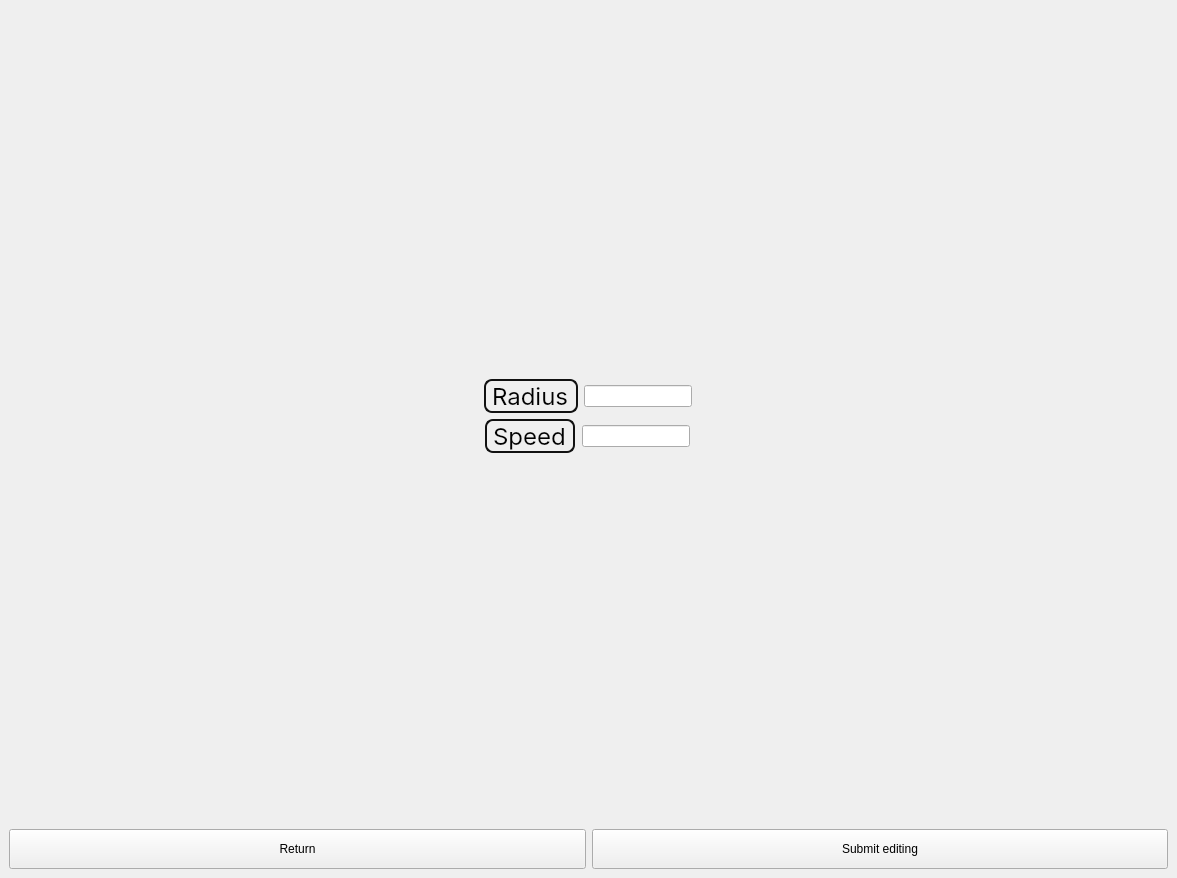
This is assets/UI/agent_settings.ui in VitalyCone/Anthill as Qt 5 draws it before an edit. The edited form follows.
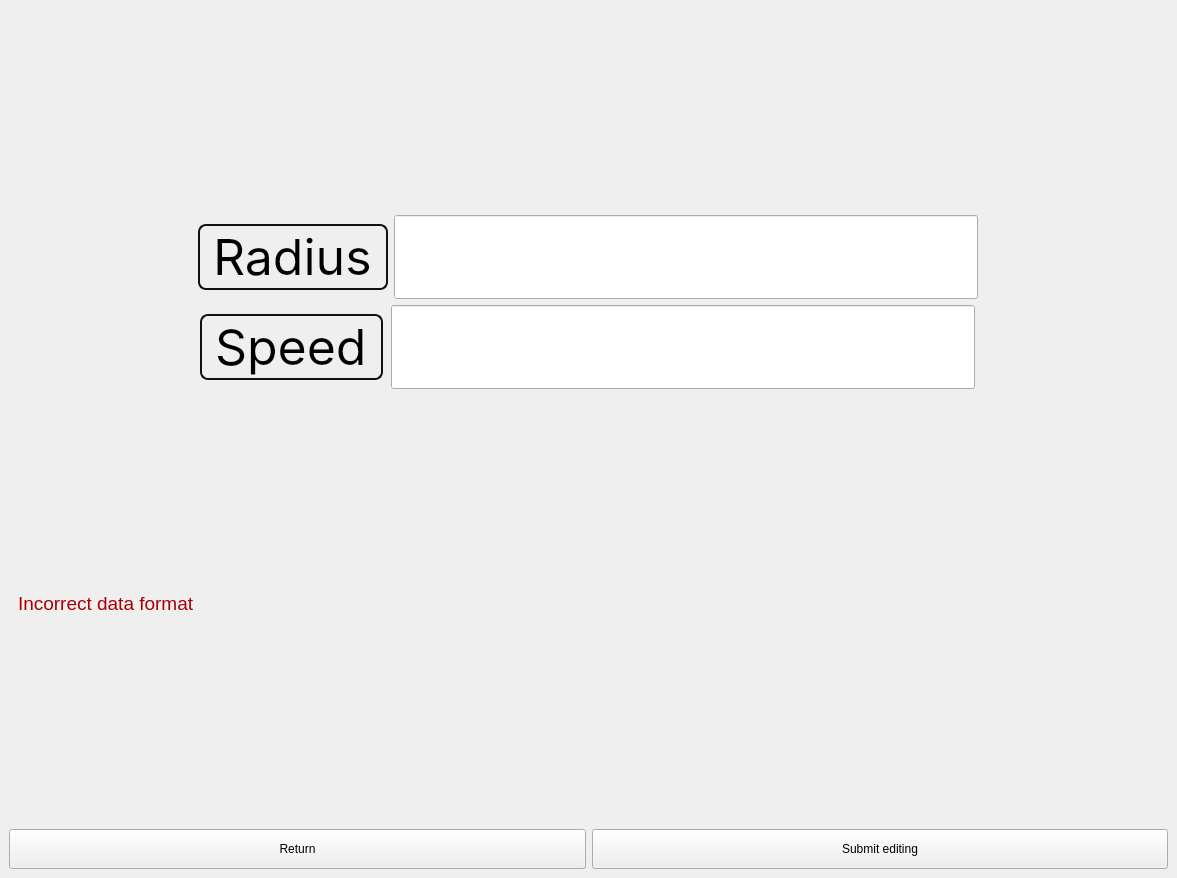
This is the edited form.

Patch:
```diff
--- a/assets/UI/agent_settings.ui
+++ b/assets/UI/agent_settings.ui
@@ -45,7 +45,7 @@
              <property name="styleSheet">
               <string notr="true">QLabel{
   font-family: Inter,sans-serif;
-  font-size: 24px;
+  font-size: 50px;
   align-items: center;
   border: 2px solid #111;
   border-radius: 8px;
@@ -64,6 +64,11 @@
                <verstretch>0</verstretch>
               </sizepolicy>
              </property>
+             <property name="font">
+              <font>
+               <pointsize>50</pointsize>
+              </font>
+             </property>
             </widget>
            </item>
           </layout>
@@ -84,7 +89,7 @@
              <property name="styleSheet">
               <string notr="true">QLabel{
   font-family: Inter,sans-serif;
-  font-size: 24px;
+  font-size: 50px;
   align-items: center;
   border: 2px solid #111;
   border-radius: 8px;
@@ -104,6 +109,11 @@
                <verstretch>0</verstretch>
               </sizepolicy>
              </property>
+             <property name="font">
+              <font>
+               <pointsize>50</pointsize>
+              </font>
+             </property>
              <property name="styleSheet">
               <string notr="true"/>
              </property>
@@ -113,6 +123,24 @@
          </item>
         </layout>
        </item>
+       <item>
+        <widget class="QLabel" name="error_label_agent_settings">
+         <property name="sizePolicy">
+          <sizepolicy hsizetype="Preferred" vsizetype="Maximum">
+           <horstretch>0</horstretch>
+           <verstretch>0</verstretch>
+          </sizepolicy>
+         </property>
+         <property name="font">
+          <font>
+           <pointsize>16</pointsize>
+          </font>
+         </property>
+         <property name="text">
+          <string>&lt;html&gt;&lt;head/&gt;&lt;body&gt;&lt;p&gt;&lt;span style=&quot; font-size:14pt; color:#aa0000;&quot;&gt;Incorrect data format&lt;/span&gt;&lt;/p&gt;&lt;/body&gt;&lt;/html&gt;</string>
+         </property>
+        </widget>
+       </item>
       </layout>
      </widget>
     </item>
```
